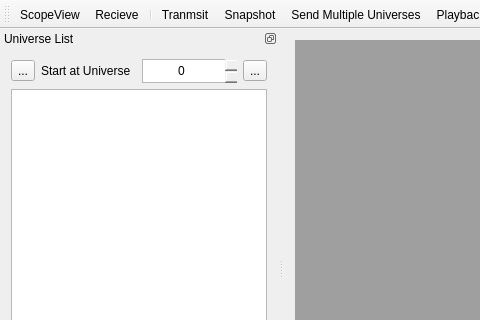
docsteer/sacnview, file ui/mdimainwindow.ui: the form before one commit; both pictures show x 0 to 480 and y 0 to 320 of the 749 by 528 pixel window.
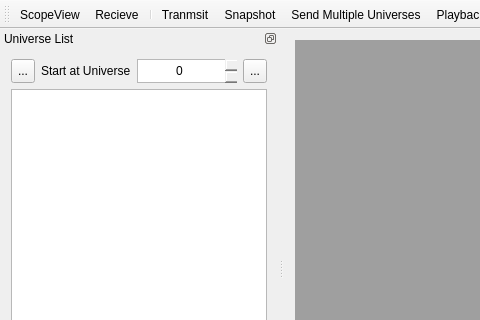
The form after the commit. Icons and pictures are not drawn.

Commit message:
Main window widget sizing
High DPI fix

What changed in the file:
```diff
--- a/ui/mdimainwindow.ui
+++ b/ui/mdimainwindow.ui
@@ -10,6 +10,12 @@
     <height>528</height>
    </rect>
   </property>
+  <property name="sizePolicy">
+   <sizepolicy hsizetype="Expanding" vsizetype="Expanding">
+    <horstretch>0</horstretch>
+    <verstretch>0</verstretch>
+   </sizepolicy>
+  </property>
   <property name="windowTitle">
    <string>sACNView</string>
   </property>
@@ -94,6 +100,12 @@
    </property>
   </widget>
   <widget class="QDockWidget" name="dwUnivList">
+   <property name="sizePolicy">
+    <sizepolicy hsizetype="Expanding" vsizetype="Expanding">
+     <horstretch>0</horstretch>
+     <verstretch>0</verstretch>
+    </sizepolicy>
+   </property>
    <property name="features">
     <set>QDockWidget::DockWidgetFloatable|QDockWidget::DockWidgetMovable</set>
    </property>
@@ -104,11 +116,23 @@
     <number>1</number>
    </attribute>
    <widget class="QWidget" name="dockWidgetContents">
-    <layout class="QVBoxLayout" name="verticalLayout">
+    <property name="sizePolicy">
+     <sizepolicy hsizetype="Expanding" vsizetype="Expanding">
+      <horstretch>0</horstretch>
+      <verstretch>0</verstretch>
+     </sizepolicy>
+    </property>
+    <layout class="QVBoxLayout" name="verticalLayout" stretch="0,1">
      <item>
-      <layout class="QHBoxLayout" name="horizontalLayout_2">
+      <layout class="QHBoxLayout" name="hlUniverseSelect" stretch="0,0,1,0">
        <item>
         <widget class="QToolButton" name="btnUnivListBack">
+         <property name="sizePolicy">
+          <sizepolicy hsizetype="Expanding" vsizetype="Expanding">
+           <horstretch>0</horstretch>
+           <verstretch>0</verstretch>
+          </sizepolicy>
+         </property>
          <property name="text">
           <string>...</string>
          </property>
@@ -120,6 +144,12 @@
        </item>
        <item>
         <widget class="QLabel" name="label">
+         <property name="sizePolicy">
+          <sizepolicy hsizetype="Expanding" vsizetype="Expanding">
+           <horstretch>0</horstretch>
+           <verstretch>0</verstretch>
+          </sizepolicy>
+         </property>
          <property name="text">
           <string>Start at Universe</string>
          </property>
@@ -130,6 +160,12 @@
          <property name="enabled">
           <bool>true</bool>
          </property>
+         <property name="sizePolicy">
+          <sizepolicy hsizetype="Expanding" vsizetype="Expanding">
+           <horstretch>0</horstretch>
+           <verstretch>0</verstretch>
+          </sizepolicy>
+         </property>
          <property name="frame">
           <bool>false</bool>
          </property>
@@ -140,6 +176,12 @@
        </item>
        <item>
         <widget class="QToolButton" name="btnUnivListForward">
+         <property name="sizePolicy">
+          <sizepolicy hsizetype="Expanding" vsizetype="Expanding">
+           <horstretch>0</horstretch>
+           <verstretch>0</verstretch>
+          </sizepolicy>
+         </property>
          <property name="text">
           <string>...</string>
          </property>
```
Left out of the diff: 12 changed lines with no effect on the pictures. The commit also changes 1 other file.
